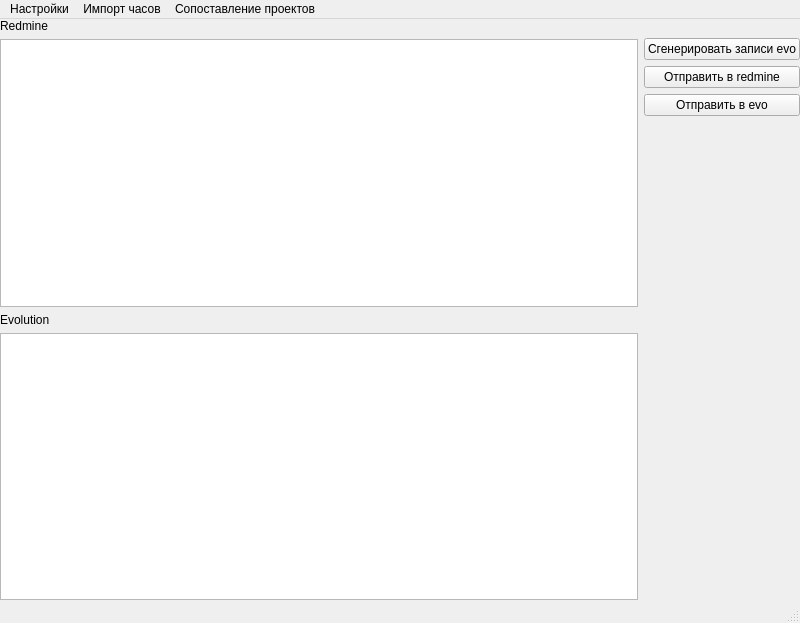
Before: the Qt Designer form main.ui in positron48/pyTime, drawn with Qt 5.
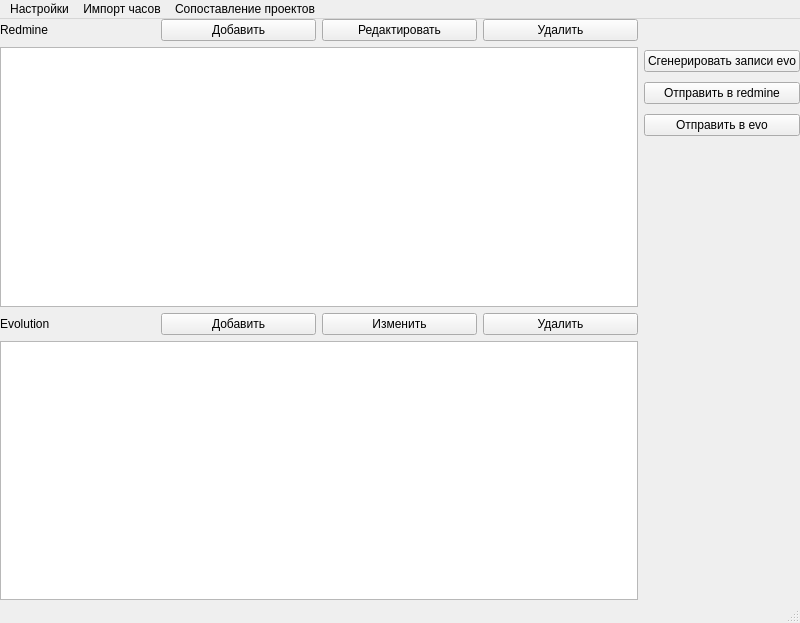
After: the same form once the commit is applied.

Commit message: добавлены формы редактирования записей редмайна и эво, добавление/редактирование записей в таблице редмайна

```diff
--- a/main.ui
+++ b/main.ui
@@ -30,6 +30,8 @@
      <item>
       <layout class="QVBoxLayout" name="verticalLayout_2">
        <item>
+        <layout class="QHBoxLayout" name="horizontalLayout_2">
+         <item>
         <widget class="QLabel" name="label">
          <property name="text">
           <string>Redmine</string>
@@ -37,9 +39,34 @@
         </widget>
        </item>
        <item>
+          <widget class="QPushButton" name="btnRedmineTaskAdd">
+           <property name="text">
+            <string>Добавить</string>
+           </property>
+          </widget>
+         </item>
+         <item>
+          <widget class="QPushButton" name="btnRedmineTaskEdit">
+           <property name="text">
+            <string>Редактировать</string>
+           </property>
+          </widget>
+         </item>
+         <item>
+          <widget class="QPushButton" name="btnRedmineTaskDelete">
+           <property name="text">
+            <string>Удалить</string>
+           </property>
+          </widget>
+         </item>
+        </layout>
+       </item>
+       <item>
         <widget class="QTableView" name="redmineTasks"/>
        </item>
        <item>
+        <layout class="QHBoxLayout" name="horizontalLayout_3">
+         <item>
         <widget class="QLabel" name="label_2">
          <property name="text">
           <string>Evolution</string>
@@ -47,14 +74,40 @@
         </widget>
        </item>
        <item>
+          <widget class="QPushButton" name="btnEvoTaskAdd">
+           <property name="text">
+            <string>Добавить</string>
+           </property>
+          </widget>
+         </item>
+         <item>
+          <widget class="QPushButton" name="btnEvoTaskEdit">
+           <property name="text">
+            <string>Изменить</string>
+           </property>
+          </widget>
+         </item>
+         <item>
+          <widget class="QPushButton" name="btnEvoTaskDelete">
+           <property name="text">
+            <string>Удалить</string>
+           </property>
+          </widget>
+         </item>
+        </layout>
+       </item>
+       <item>
         <widget class="QTableView" name="evoTasks"/>
        </item>
       </layout>
      </item>
      <item>
       <layout class="QVBoxLayout" name="verticalLayout">
+       <property name="spacing">
+        <number>10</number>
+       </property>
        <property name="topMargin">
-        <number>19</number>
+        <number>31</number>
        </property>
        <property name="bottomMargin">
         <number>0</number>
```
Lines whose indentation alone changed are shown as unchanged. The commit also changes 7 other files.
